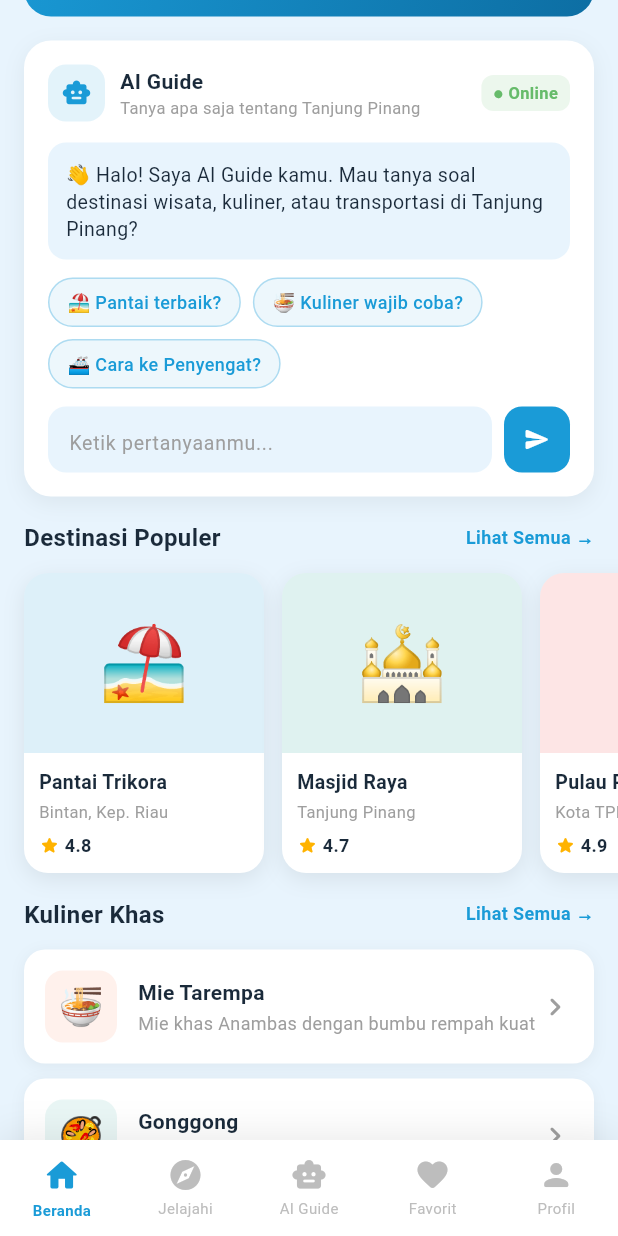
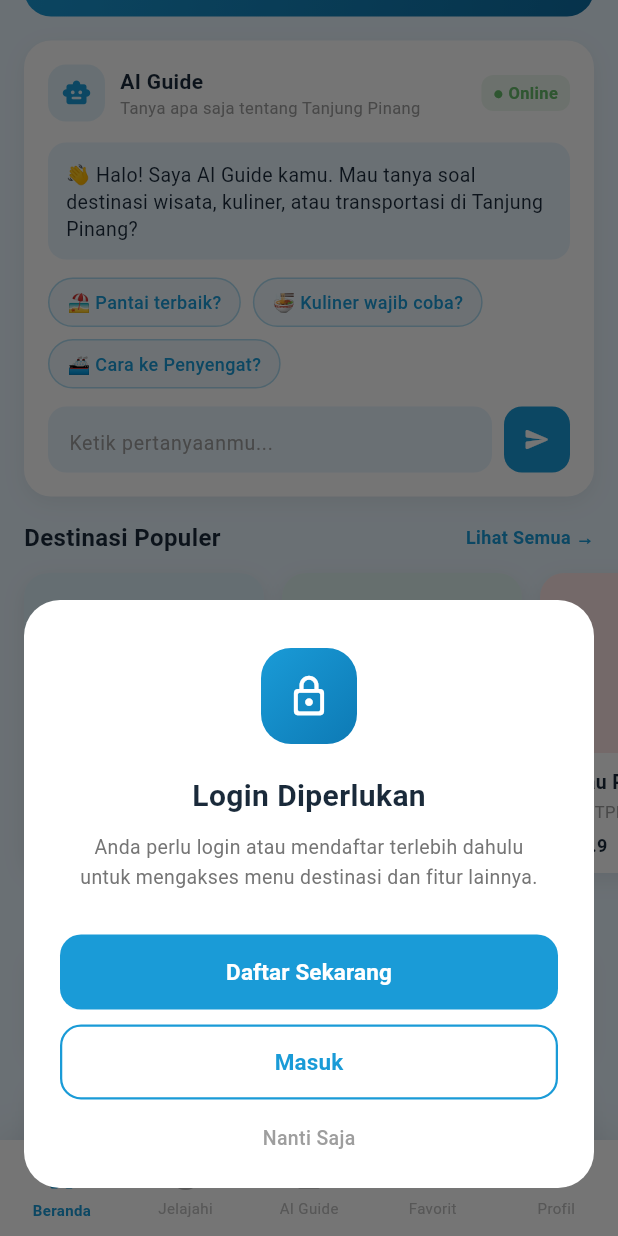
Before and after one commit to FeatherineIVE/Tanjung-Pinang-Guide, a Flutter app: the screen it shows after launch, scrolled down 576 dp, after a tap on "🏖️ Pantai terbaik?", on a phone screen of 412 x 824 dp. Run offline on Flutter 3.47's test engine with Material 3 defaults, Android fonts, the phone set to English and light mode, and no system bars.

Commit message:
add pop up

```diff
--- a/lib/pages/home_page.dart
+++ b/lib/pages/home_page.dart
@@ -2,6 +2,16 @@ import 'package:flutter/material.dart';
 
 class HomePage extends StatelessWidget {
   const HomePage({super.key});
+
+  // ── Tampilkan popup "Login Diperlukan" ──────────────────────────────────
+  void _showLoginRequired(BuildContext context) {
+    showModalBottomSheet(
+      context: context,
+      backgroundColor: Colors.transparent,
+      isScrollControlled: true,
+      builder: (_) => const _LoginRequiredSheet(),
+    );
+  }
 
   @override
   Widget build(BuildContext context) {
@@ -28,7 +38,6 @@ class HomePage extends StatelessWidget {
                   child: Column(
                     crossAxisAlignment: CrossAxisAlignment.start,
                     children: [
-                      // App Bar Row
                       Row(
                         mainAxisAlignment: MainAxisAlignment.spaceBetween,
                         children: [
@@ -56,9 +65,7 @@ class HomePage extends StatelessWidget {
                             ],
                           ),
                           GestureDetector(
-                            onTap: () {
-                              // TODO: Navigate to login
-                            },
+                            onTap: () {},
                             child: Container(
                               padding: const EdgeInsets.symmetric(
                                   horizontal: 16, vertical: 8),
@@ -68,24 +75,19 @@ class HomePage extends StatelessWidget {
                                 border: Border.all(
                                     color: Colors.white.withOpacity(0.4)),
                               ),
-                              child: const Text(
-                                'Masuk',
+                              child: const Text('Masuk',
                                   style: TextStyle(
                                       color: Colors.white,
                                       fontSize: 13,
-                                    fontWeight: FontWeight.w600),
-                              ),
+                                      fontWeight: FontWeight.w600)),
                             ),
                           ),
                         ],
                       ),
-
                       const SizedBox(height: 32),
-
-                      const Text(
-                        'Selamat Datang! 👋',
-                        style: TextStyle(color: Colors.white70, fontSize: 14),
-                      ),
+                      const Text('Selamat Datang! 👋',
+                          style:
+                              TextStyle(color: Colors.white70, fontSize: 14)),
                       const SizedBox(height: 4),
                       const Text(
                         'Jelajahi\nTanjung Pinang',
@@ -97,8 +99,6 @@ class HomePage extends StatelessWidget {
                         ),
                       ),
                       const SizedBox(height: 20),
-
-                      // Search Bar
                       Container(
                         decoration: BoxDecoration(
                           color: Colors.white,
@@ -160,14 +160,11 @@ class HomePage extends StatelessWidget {
                   child: Column(
                     crossAxisAlignment: CrossAxisAlignment.start,
                     children: [
-                      const Text(
-                        'Kategori Wisata',
+                      const Text('Kategori Wisata',
                           style: TextStyle(
                               fontSize: 14,
                               fontWeight: FontWeight.bold,
-                          color: Color(0xFF1A2A3A),
-                        ),
-                      ),
+                              color: Color(0xFF1A2A3A))),
                       const SizedBox(height: 12),
                       const Row(
                         mainAxisAlignment: MainAxisAlignment.spaceAround,
@@ -220,32 +217,24 @@ class HomePage extends StatelessWidget {
                       child: Column(
                         crossAxisAlignment: CrossAxisAlignment.start,
                         children: [
-                          const Text(
-                            'Mulai Perjalananmu!',
+                          const Text('Mulai Perjalananmu!',
                               style: TextStyle(
                                   color: Colors.white,
                                   fontSize: 16,
-                              fontWeight: FontWeight.bold,
-                            ),
-                          ),
+                                  fontWeight: FontWeight.bold)),
                           const SizedBox(height: 4),
-                          Text(
-                            'Daftar gratis & nikmati semua fitur eksklusif',
+                          Text('Daftar gratis & nikmati semua fitur eksklusif',
                               style: TextStyle(
                                   color: Colors.white.withOpacity(0.85),
-                                fontSize: 12),
-                          ),
+                                  fontSize: 12)),
                           const SizedBox(height: 14),
                           Row(
                             children: [
-                              // Masuk
                               Expanded(
                                 child: SizedBox(
                                   height: 38,
                                   child: ElevatedButton(
-                                    onPressed: () {
-                                      // TODO: Navigate to login
-                                    },
+                                    onPressed: () {},
                                     style: ElevatedButton.styleFrom(
                                       backgroundColor: Colors.white,
                                       foregroundColor: const Color(0xFF1A9BD7),
@@ -263,14 +252,11 @@ class HomePage extends StatelessWidget {
                                 ),
                               ),
                               const SizedBox(width: 8),
-                              // Daftar Gratis
                               Expanded(
                                 child: SizedBox(
                                   height: 38,
                                   child: OutlinedButton(
-                                    onPressed: () {
-                                      // TODO: Navigate to register
-                                    },
+                                    onPressed: () {},
                                     style: OutlinedButton.styleFrom(
                                       foregroundColor: Colors.white,
                                       side: const BorderSide(
@@ -299,7 +285,7 @@ class HomePage extends StatelessWidget {
               ),
             ),
 
-            // ── AI Guide Chat ────────────────────────────────────────────
+            // ── AI Guide Chat — tap apapun di sini → popup login ─────────
             Padding(
               padding: const EdgeInsets.fromLTRB(16, 0, 16, 16),
               child: Container(
@@ -319,7 +305,7 @@ class HomePage extends StatelessWidget {
                 child: Column(
                   crossAxisAlignment: CrossAxisAlignment.start,
                   children: [
-                    // Header
+                    // Header AI Guide
                     Row(
                       children: [
                         Container(
@@ -336,19 +322,14 @@ class HomePage extends StatelessWidget {
                         const Column(
                           crossAxisAlignment: CrossAxisAlignment.start,
                           children: [
-                            Text(
-                              'AI Guide',
+                            Text('AI Guide',
                                 style: TextStyle(
                                     fontSize: 14,
                                     fontWeight: FontWeight.bold,
-                                color: Color(0xFF1A2A3A),
-                              ),
-                            ),
-                            Text(
-                              'Tanya apa saja tentang Tanjung Pinang',
+                                    color: Color(0xFF1A2A3A))),
+                            Text('Tanya apa saja tentang Tanjung Pinang',
                                 style: TextStyle(
-                                  fontSize: 11, color: Colors.grey),
-                            ),
+                                    fontSize: 11, color: Colors.grey)),
                           ],
                         ),
                         const Spacer(),
@@ -359,20 +340,18 @@ class HomePage extends StatelessWidget {
                             color: const Color(0xFF66BB6A).withOpacity(0.12),
                             borderRadius: BorderRadius.circular(8),
                           ),
-                          child: const Text(
-                            '● Online',
+                          child: const Text('● Online',
                               style: TextStyle(
                                   fontSize: 11,
                                   color: Color(0xFF66BB6A),
-                                fontWeight: FontWeight.w600),
-                          ),
+                                  fontWeight: FontWeight.w600)),
                         ),
                       ],
                     ),
 
                     const SizedBox(height: 14),
 
-                    // Chat bubble dari AI
+                    // Chat bubble
                     Container(
                       padding: const EdgeInsets.all(12),
                       decoration: BoxDecoration(
@@ -382,27 +361,40 @@ class HomePage extends StatelessWidget {
                       child: const Text(
                         '👋 Halo! Saya AI Guide kamu. Mau tanya soal destinasi wisata, kuliner, atau transportasi di Tanjung Pinang?',
                         style: TextStyle(
-                            fontSize: 13, color: Color(0xFF1A2A3A), height: 1.4),
+                            fontSize: 13,
+                            color: Color(0xFF1A2A3A),
+                            height: 1.4),
                       ),
                     ),
 
                     const SizedBox(height: 12),
 
-                    // Suggested questions
+                    // Suggested questions — masing-masing tap → popup
                     Wrap(
                       spacing: 8,
                       runSpacing: 8,
                       children: [
-                        _SuggestChip(label: '🏖️ Pantai terbaik?'),
-                        _SuggestChip(label: '🍜 Kuliner wajib coba?'),
-                        _SuggestChip(label: '🚢 Cara ke Penyengat?'),
+                        _SuggestChip(
+                          label: '🏖️ Pantai terbaik?',
+                          onTap: () => _showLoginRequired(context),
+                        ),
+                        _SuggestChip(
+                          label: '🍜 Kuliner wajib coba?',
+                          onTap: () => _showLoginRequired(context),
+                        ),
+                        _SuggestChip(
+                          label: '🚢 Cara ke Penyengat?',
+                          onTap: () => _showLoginRequired(context),
+                        ),
                       ],
                     ),
 
                     const SizedBox(height: 12),
 
-                    // Input bar
-                    Row(
+                    // Input bar — tap → popup
+                    GestureDetector(
+                      onTap: () => _showLoginRequired(context),
+                      child: Row(
                         children: [
                           Expanded(
                             child: Container(
@@ -413,21 +405,26 @@ class HomePage extends StatelessWidget {
                                 color: const Color(0xFFE8F4FD),
                                 borderRadius: BorderRadius.circular(12),
                               ),
-                            child: const TextField(
+                              child: const AbsorbPointer(
+                                // AbsorbPointer agar TextField tidak fokus, tap tetap ke GestureDetector
+                                child: TextField(
                                   decoration: InputDecoration(
                                     hintText: 'Ketik pertanyaanmu...',
                                     hintStyle: TextStyle(
                                         fontSize: 13, color: Colors.grey),
                                     border: InputBorder.none,
                                     isDense: true,
-                                contentPadding:
-                                    EdgeInsets.symmetric(vertical: 12),
+                                    contentPadding: EdgeInsets.symmetric(
+                                        vertical: 12),
+                                  ),
                                 ),
                               ),
                             ),
                           ),
                           const SizedBox(width: 8),
-                        Container(
+                          GestureDetector(
+                            onTap: () => _showLoginRequired(context),
+                            child: Container(
                               width: 44,
                               height: 44,
                               decoration: BoxDecoration(
@@ -437,7 +434,9 @@ class HomePage extends StatelessWidget {
                               child: const Icon(Icons.send_rounded,
                                   color: Colors.white, size: 18),
                             ),
+                          ),
                         ],
+                      ),
                     ),
                   ],
                 ),
@@ -523,7 +522,126 @@ class HomePage extends StatelessWidget {
   }
 }
 
-// ─── Private Widgets ─────────────────────────────────────────────────────────
+// ── Modal Bottom Sheet "Login Diperlukan" ─────────────────────────────────────
+class _LoginRequiredSheet extends StatelessWidget {
+  const _LoginRequiredSheet();
+
+  @override
+  Widget build(BuildContext context) {
+    return Container(
+      margin: const EdgeInsets.fromLTRB(16, 0, 16, 32),
+      decoration: BoxDecoration(
+        color: Colors.white,
+        borderRadius: BorderRadius.circular(24),
+      ),
+      padding: const EdgeInsets.fromLTRB(24, 32, 24, 24),
+      child: Column(
+        mainAxisSize: MainAxisSize.min,
+        children: [
+          // Icon
+          Container(
+            width: 64,
+            height: 64,
+            decoration: BoxDecoration(
+              gradient: const LinearGradient(
+                colors: [Color(0xFF1A9BD7), Color(0xFF0D7AB5)],
+                begin: Alignment.topLeft,
+                end: Alignment.bottomRight,
+              ),
+              borderRadius: BorderRadius.circular(20),
+            ),
+            child: const Icon(Icons.lock_outline_rounded,
+                color: Colors.white, size: 30),
+          ),
+          const SizedBox(height: 20),
+
+          // Title
+          const Text(
+            'Login Diperlukan',
+            style: TextStyle(
+              fontSize: 20,
+              fontWeight: FontWeight.bold,
+              color: Color(0xFF1A2A3A),
+            ),
+          ),
+          const SizedBox(height: 10),
+
+          // Desc
+          Text(
+            'Anda perlu login atau mendaftar terlebih dahulu\nuntuk mengakses menu destinasi dan fitur lainnya.',
+            textAlign: TextAlign.center,
+            style: TextStyle(
+              fontSize: 13,
+              color: Colors.grey[600],
+              height: 1.5,
+            ),
+          ),
+          const SizedBox(height: 28),
+
+          // Daftar Sekarang
+          SizedBox(
+            width: double.infinity,
+            height: 50,
+            child: ElevatedButton(
+              onPressed: () {
+                Navigator.pop(context);
+                // TODO: Navigate to register
+              },
+              style: ElevatedButton.styleFrom(
+                backgroundColor: const Color(0xFF1A9BD7),
+                foregroundColor: Colors.white,
+                elevation: 0,
+                shape: RoundedRectangleBorder(
+                    borderRadius: BorderRadius.circular(14)),
+              ),
+              child: const Text('Daftar Sekarang',
+                  style:
+                      TextStyle(fontSize: 15, fontWeight: FontWeight.bold)),
+            ),
+          ),
+          const SizedBox(height: 10),
+
+          // Masuk
+          SizedBox(
+            width: double.infinity,
+            height: 50,
+            child: OutlinedButton(
+              onPressed: () {
+                Navigator.pop(context);
+                // TODO: Navigate to login
+              },
+              style: OutlinedButton.styleFrom(
+                foregroundColor: const Color(0xFF1A9BD7),
+                side: const BorderSide(color: Color(0xFF1A9BD7), width: 1.5),
+                shape: RoundedRectangleBorder(
+                    borderRadius: BorderRadius.circular(14)),
+              ),
+              child: const Text('Masuk',
+                  style:
+                      TextStyle(fontSize: 15, fontWeight: FontWeight.bold)),
+            ),
+          ),
+          const SizedBox(height: 16),
+
+          // Nanti Saja
+          GestureDetector(
+            onTap: () => Navigator.pop(context),
+            child: Text(
+              'Nanti Saja',
+              style: TextStyle(
+                fontSize: 13,
+                color: Colors.grey[500],
+                fontWeight: FontWeight.w500,
+              ),
+            ),
+          ),
+        ],
+      ),
+    );
+  }
+}
+
+// ─── Private Widgets ──────────────────────────────────────────────────────────
 
 class _CategoryItem extends StatelessWidget {
   final IconData icon;
@@ -560,12 +678,14 @@ class _CategoryItem extends StatelessWidget {
 
 class _SuggestChip extends StatelessWidget {
   final String label;
-  const _SuggestChip({required this.label});
+  final VoidCallback onTap;
+
+  const _SuggestChip({required this.label, required this.onTap});
 
   @override
   Widget build(BuildContext context) {
     return GestureDetector(
-      onTap: () {},
+      onTap: onTap,
       child: Container(
         padding: const EdgeInsets.symmetric(horizontal: 12, vertical: 7),
         decoration: BoxDecoration(
```
Lines whose indentation alone changed are shown as unchanged.
